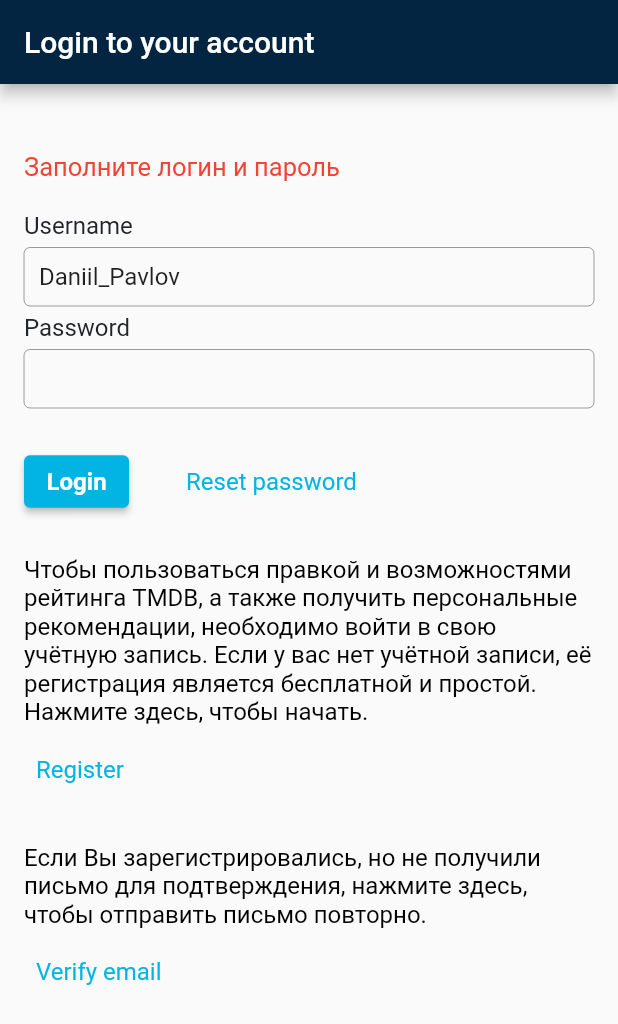
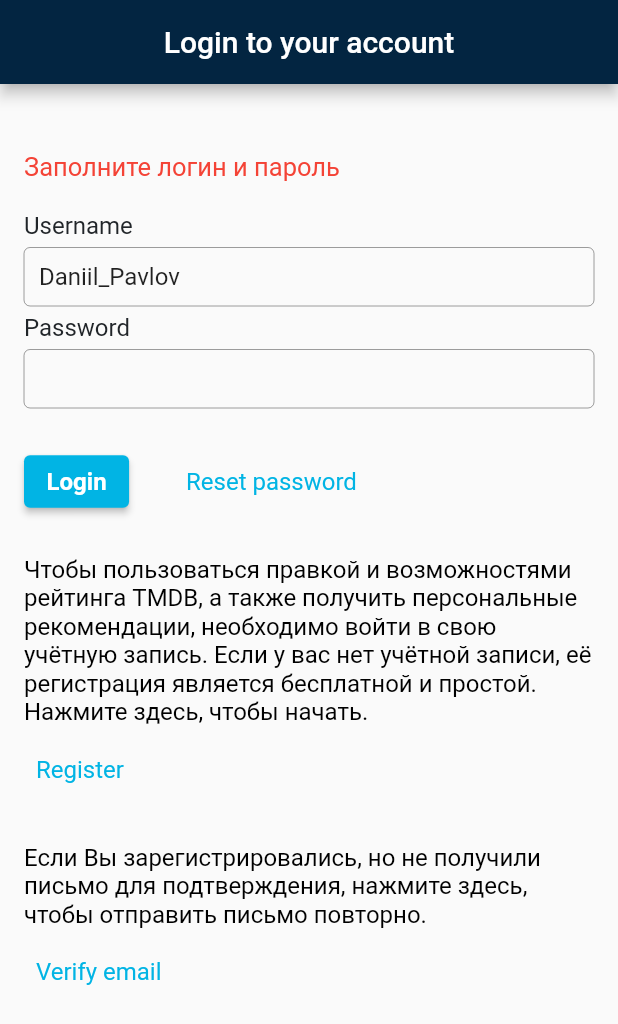
Before and after one commit to DaniilPavlov/TheMovieDB, a Flutter app: the screen it shows after launch, after a tap on "Login", on a phone screen of 412 x 824 dp. Shown: the top 1024 px of the screen. Run offline on Flutter 3.47's test engine with Material 2 defaults, Android fonts, the phone set to English and light mode, and no system bars; our stand-ins replace flutter_secure_storage; network calls fail.

```diff
--- a/lib/main.dart
+++ b/lib/main.dart
@@ -1,62 +1,13 @@
 import 'package:flutter/material.dart';
-import 'package:themoviedb/Theme/app_colors.dart';
-import 'package:themoviedb/resources/app_images.dart';
-import 'package:themoviedb/ui/widgets/auth/auth_model.dart';
-import 'package:themoviedb/ui/widgets/auth/auth_widget.dart';
-import 'package:themoviedb/ui/widgets/main_screen/main_screen_widget.dart';
-import 'package:themoviedb/ui/widgets/movie_details/movie_details_widget.dart';
-import 'package:themoviedb/ui/widgets/movie_list/movie_list_widget.dart';
+import 'package:themoviedb/ui/widgets/app/my_app.dart';
+import 'package:themoviedb/ui/widgets/app/my_app_model.dart';
 
-
-void main() {
-  runApp(MyApp());
+void main() async {
+  WidgetsFlutterBinding.ensureInitialized();
+  final model = MyAppModel();
+  await model.checkAuth();
+  var app = MyApp(
+    model: model,
+  );
+  runApp(app);
 }
-
-class MyApp extends StatelessWidget {
-  // This widget is the root of your application.
-  @override
-  Widget build(BuildContext context) {
-    return MaterialApp(
-      title: 'Flutter Demo',
-      theme: ThemeData(
-        appBarTheme: AppBarTheme(backgroundColor: AppColors.mainDarkBlue),
-        bottomNavigationBarTheme: BottomNavigationBarThemeData(
-            backgroundColor: AppColors.mainDarkBlue,
-            selectedItemColor: Colors.white,
-            unselectedItemColor: Colors.grey),
-      ),
-      routes: {
-        '/auth': (context) =>
-            AuthProvider(model: AuthModel(), child: const AuthWidget()),
-        '/main_screen': (context) => const MainScreenWidget(),
-        '/main_screen/movie_details': (context) {
-          final arguments = ModalRoute.of(context)?.settings.arguments as Movie;
-          if (arguments.id is int) {
-            return MovieDetailsWidget(
-              movie: arguments,
-            );
-          } else {
-            return MovieDetailsWidget(
-              movie: Movie(
-                  id: 18,
-                  imageName: AppImages.moviePlaceholder,
-                  title: 'Oshibka',
-                  time: 'time',
-                  description: 'description'),
-            );
-          }
-        },
-      },
-      initialRoute: '/auth',
-      // onGenerateRoute: (RouteSettings settings) {
-      //   return MaterialPageRoute(builder: (context) {
-      //     return Scaffold(
-      //       body: Center(
-      //         child: Text('Navigation Error'),
-      //       ),
-      //     );
-      //   });
-      // },
-    );
-  }
-}
--- /dev/null
+++ b/lib/ui/navigation/main_navigation.dart
@@ -0,0 +1,37 @@
+import 'package:flutter/material.dart';
+import 'package:themoviedb/ui/widgets/auth/auth_model.dart';
+import 'package:themoviedb/ui/widgets/auth/auth_widget.dart';
+import 'package:themoviedb/ui/widgets/main_screen/main_screen_widget.dart';
+import 'package:themoviedb/ui/widgets/movie_details/movie_details_widget.dart';
+
+abstract class MainNavigationRouteNames {
+  static const auth = 'auth';
+  static const mainScreen = '/';
+  static const movieDetails = '/movie_details';
+// static const example = 'example_screen';
+}
+
+// утащим роуты для удобного использования в отдельный файл
+class MainNavigation {
+  String initialRoute(bool isAuth) => isAuth
+      ? MainNavigationRouteNames.mainScreen
+      : MainNavigationRouteNames.auth;
+  final routes = <String, Widget Function(BuildContext)>{
+    'auth': (context) =>
+        AuthProvider(model: AuthModel(), child: const AuthWidget()),
+    '/': (context) => const MainScreenWidget(),
+  };
+
+  Route<Object> onGenerateRoute(RouteSettings settings) {
+    switch (settings.name) {
+      case MainNavigationRouteNames.movieDetails:
+        final arguments = settings.arguments;
+        final movieId = arguments is int ? arguments : 0;
+        return MaterialPageRoute(
+            builder: (context) => MovieDetailsWidget(movie: movieId));
+      default:
+        const widget = Text('Navigation error');
+        return MaterialPageRoute(builder: (context) => widget);
+    }
+  }
+}
--- /dev/null
+++ b/lib/ui/widgets/app/my_app.dart
@@ -0,0 +1,41 @@
+import 'package:flutter/material.dart';
+import 'package:themoviedb/Theme/app_colors.dart';
+import 'package:themoviedb/ui/navigation/main_navigation.dart';
+
+import 'my_app_model.dart';
+
+class MyApp extends StatelessWidget {
+  static final mainNavigation = MainNavigation();
+  final MyAppModel model;
+  const MyApp({Key? key, required this.model}) : super(key: key);
+
+  @override
+  Widget build(BuildContext context) {
+    return MaterialApp(
+      title: 'The Movie DB',
+      theme: ThemeData(
+        appBarTheme: AppBarTheme(
+            centerTitle: true,
+            backgroundColor:
+            AppColors.mainDarkBlue), // установили в тему значение цвета
+        primarySwatch: Colors.blue,
+        bottomNavigationBarTheme: BottomNavigationBarThemeData(
+            backgroundColor: AppColors.mainDarkBlue,
+            selectedItemColor: Colors.white,
+            unselectedItemColor: Colors.grey),
+      ),
+      // localizationsDelegates: const [
+      //   GlobalMaterialLocalizations.delegate,
+      //   GlobalWidgetsLocalizations.delegate,
+      //   GlobalCupertinoLocalizations.delegate
+      // ],
+      supportedLocales: const [
+        Locale('en', ''),
+        Locale('ru', 'RU'),
+      ],
+      routes: mainNavigation.routes,
+      initialRoute: mainNavigation.initialRoute(model.isAuth),
+      onGenerateRoute: mainNavigation.onGenerateRoute,
+    );
+  }
+}
--- /dev/null
+++ b/lib/ui/widgets/app/my_app_model.dart
@@ -0,0 +1,12 @@
+import 'package:themoviedb/domain/data_providers/session_data_provider.dart';
+
+class MyAppModel {
+  final _sessionProvider = SessionDataProvider();
+  var _isAuth = false;
+  bool get isAuth => _isAuth;
+
+  Future<void> checkAuth() async {
+    final sessionId = await _sessionProvider.getSessionId();
+    _isAuth = (sessionId != null);
+  }
+}
--- a/lib/ui/widgets/auth/auth_model.dart
+++ b/lib/ui/widgets/auth/auth_model.dart
@@ -1,6 +1,7 @@
 import 'package:flutter/material.dart';
 import 'package:themoviedb/domain/api_client/api_client.dart';
 import 'package:themoviedb/domain/data_providers/session_data_provider.dart';
+import 'package:themoviedb/ui/navigation/main_navigation.dart';
 
 class AuthModel extends ChangeNotifier {
   //Указать от кого наследуется
@@ -14,6 +15,7 @@ class AuthModel extends ChangeNotifier {
   bool _isAuthProgress = false;
 
   bool get canStartAuth => !_isAuthProgress;
+
   bool get isAuthProgress => _isAuthProgress;
 
   // String? _sessionId;
@@ -65,9 +67,10 @@ class AuthModel extends ChangeNotifier {
     }
     await _sessionDataProvider.setSessionId(sessionId);
 
-    Navigator.of(context).pushNamed('/main_screen');
+    // Navigator.of(context).pushNamed('/main_screen');
     // Navigator.of(context).pushNamed(RouteScreen.mainScreen);
-    // Navigator.of(context).pushNamed(MainNavigationRouteNames.mainScreen);
+    Navigator.of(context)
+        .pushReplacementNamed(MainNavigationRouteNames.mainScreen);
 
     //notifyListeners();
     //_sessionId =_apiKlient.auth(username: login, password: password);
--- a/lib/ui/widgets/movie_details/movie_details_widget.dart
+++ b/lib/ui/widgets/movie_details/movie_details_widget.dart
@@ -6,7 +6,7 @@ import 'movie_details_main_info_widget.dart';
 import 'movie_details_screen_cast_widget.dart';
 
 class MovieDetailsWidget extends StatefulWidget {
-  final Movie movie;
+  final int movie;
   const MovieDetailsWidget({Key? key, required this.movie}) : super(key: key);
 
   @override
@@ -18,7 +18,7 @@ class _MovieDetailsWidgetState extends State<MovieDetailsWidget> {
   Widget build(BuildContext context) {
     return Scaffold(
       appBar: AppBar(
-        title: Text(widget.movie.title),
+        title: Text(widget.movie.toString()),
       ),
       body: ColoredBox(
         color: AppColors.blackBackgroundMovieDetail,
--- a/lib/ui/widgets/movie_list/movie_list_widget.dart
+++ b/lib/ui/widgets/movie_list/movie_list_widget.dart
@@ -1,5 +1,6 @@
 import 'package:flutter/material.dart';
 import 'package:themoviedb/resources/app_images.dart';
+import 'package:themoviedb/ui/navigation/main_navigation.dart';
 
 class Movie {
   final int id;
@@ -97,9 +98,9 @@ class _MovieListWidgetState extends State<MovieListWidget> {
 
   void _onMovieTap(int index) {
     final id = _movies[index];
-print(id);
+    print(id);
     Navigator.of(context)
-        .pushNamed('/main_screen/movie_details', arguments: id);
+        .pushNamed(MainNavigationRouteNames.movieDetails, arguments: id);
   }
 
   @override
```
Also changed, not shown: lib/ui/widgets/main_screen/main_screen_widget.dart (+76 -2 lines), 1 other file.
